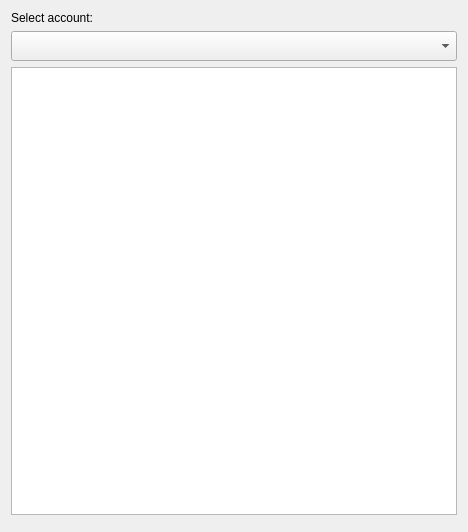
Qt form src/corelayers/joingroupchatdlg/joingroupchat.ui (euroelessar/qutim) before a commit.
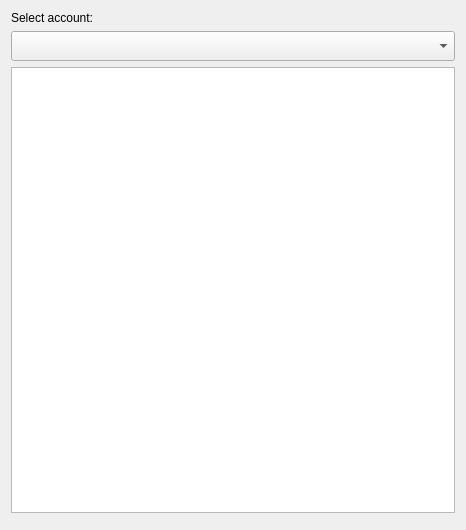
The same form after that commit. Custom widgets are drawn as their Qt base class.

Diff of the .ui file:
```diff
--- a/src/corelayers/joingroupchatdlg/joingroupchat.ui
+++ b/src/corelayers/joingroupchatdlg/joingroupchat.ui
@@ -6,8 +6,8 @@
    <rect>
     <x>0</x>
     <y>0</y>
-    <width>468</width>
-    <height>532</height>
+    <width>466</width>
+    <height>530</height>
    </rect>
   </property>
   <property name="windowTitle">
@@ -93,6 +93,12 @@
    <header>bookmarkspage.h</header>
    <container>1</container>
   </customwidget>
+  <customwidget>
+   <class>SlidingStackedWidget</class>
+   <extends>QStackedWidget</extends>
+   <header location="global">slidingstackedwidget.h</header>
+   <container>1</container>
+  </customwidget>
  </customwidgets>
  <resources/>
  <connections/>
```
Left out of the diff: 2 changed lines with no effect on the pictures.
